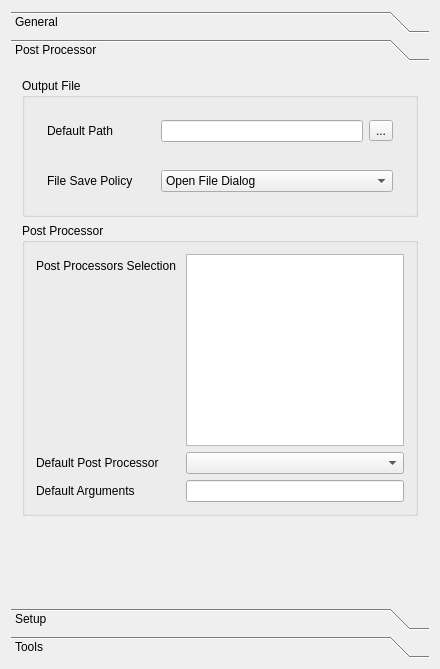
The window that src/Mod/Path/Gui/Resources/preferences/PathJob.ui (southseact-3d/fcd) describes before a commit, drawn with Qt 5.
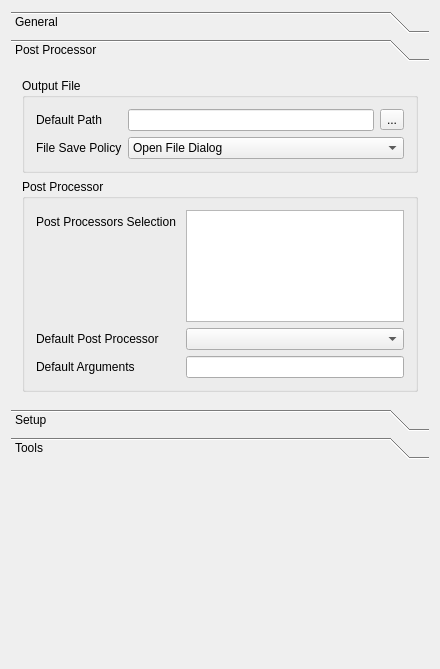
The same window after the commit. The open tabs and pages were chosen to show the change. Custom widgets are drawn as their Qt base class.

Commit message: Panel tabs fix

The edit to the form file:
```diff
--- a/src/Mod/Path/Gui/Resources/preferences/PathJob.ui
+++ b/src/Mod/Path/Gui/Resources/preferences/PathJob.ui
@@ -142,8 +142,8 @@
        <rect>
         <x>0</x>
         <y>0</y>
-        <width>443</width>
-        <height>516</height>
+        <width>424</width>
+        <height>432</height>
        </rect>
       </property>
       <attribute name="label">
@@ -166,7 +166,6 @@
            <enum>QFormLayout::AllNonFixedFieldsGrow</enum>
           </property>
           <item row="1" column="0">
-           <widget class="QWidget" name="widget_2">
             <layout class="QHBoxLayout" name="horizontalLayout_3">
              <item>
               <widget class="QLabel" name="label_4">
@@ -176,16 +175,8 @@
               </widget>
              </item>
             </layout>
-           </widget>
           </item>
           <item row="1" column="1">
-           <widget class="QWidget" name="widget">
-            <property name="sizePolicy">
-             <sizepolicy hsizetype="Preferred" vsizetype="Preferred">
-              <horstretch>0</horstretch>
-              <verstretch>0</verstretch>
-             </sizepolicy>
-            </property>
             <layout class="QHBoxLayout" name="horizontalLayout_2">
              <item>
               <widget class="QLineEdit" name="leOutputFile">
@@ -202,10 +193,8 @@
               </widget>
              </item>
             </layout>
-           </widget>
           </item>
           <item row="2" column="0">
-           <widget class="QWidget" name="widget_3">
             <layout class="QHBoxLayout" name="horizontalLayout_4">
              <item>
               <widget class="QLabel" name="label_5">
@@ -215,10 +204,8 @@
               </widget>
              </item>
             </layout>
-           </widget>
           </item>
           <item row="2" column="1">
-           <widget class="QWidget" name="widget_4">
             <layout class="QHBoxLayout" name="horizontalLayout_5">
              <item>
               <widget class="QComboBox" name="cboOutputPolicy">
@@ -254,7 +241,6 @@
               </widget>
              </item>
             </layout>
-           </widget>
           </item>
          </layout>
         </widget>
@@ -660,6 +646,19 @@
      </widget>
     </widget>
    </item>
+   <item>
+    <spacer name="verticalSpacer_5">
+     <property name="orientation">
+      <enum>Qt::Vertical</enum>
+     </property>
+     <property name="sizeHint" stdset="0">
+      <size>
+       <width>20</width>
+       <height>40</height>
+      </size>
+     </property>
+    </spacer>
+   </item>
   </layout>
  </widget>
  <layoutdefault spacing="6" margin="11"/>
```
Left out of the diff: 10 changed lines with no effect on the pictures. Lines whose indentation alone changed are shown as unchanged.
